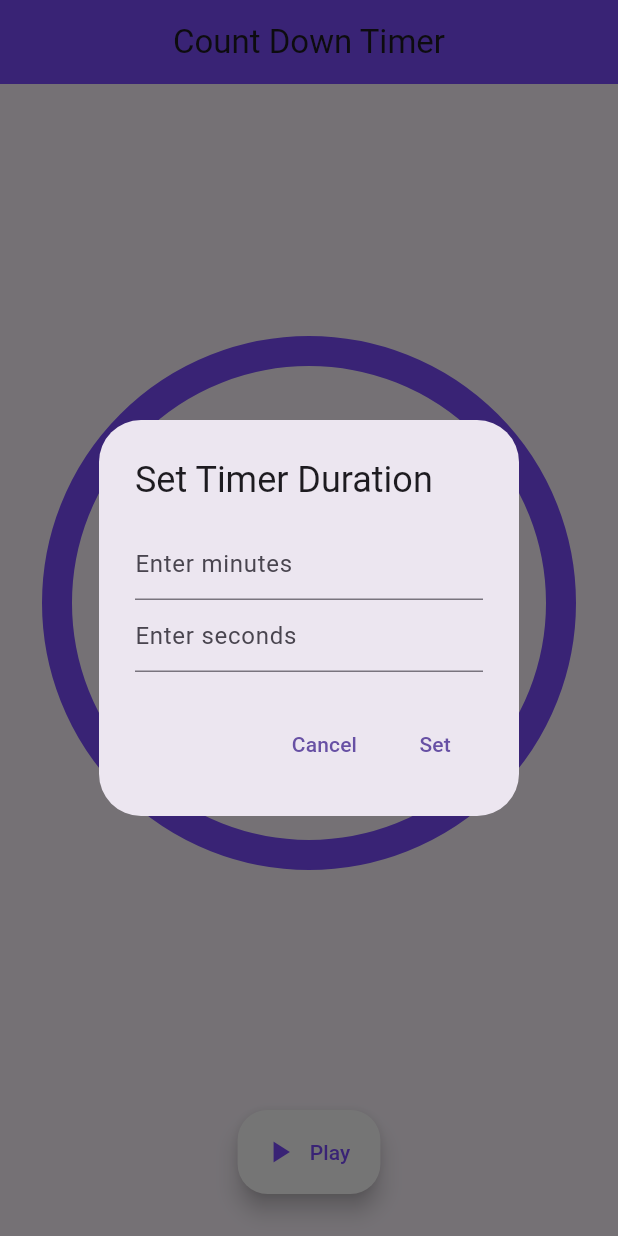
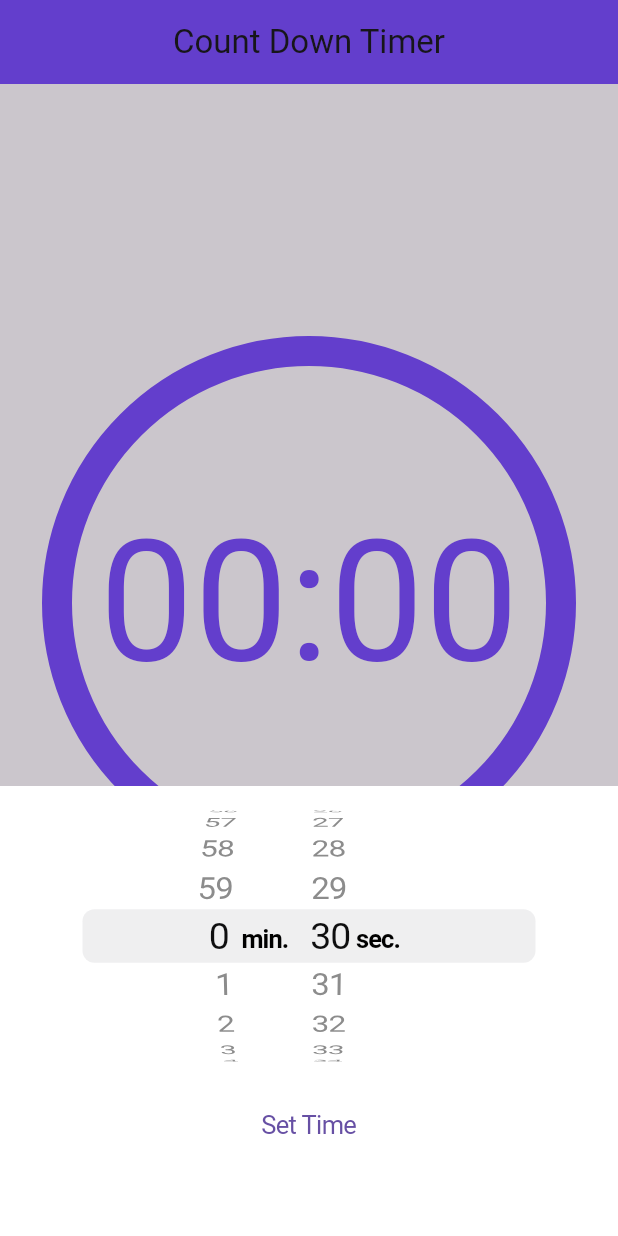
Before and after one commit to Maria0696/CounterTime, a Flutter app: the screen it shows after launch, after a tap on an icon or button, on a phone screen of 412 x 824 dp. Run offline on Flutter 3.47's test engine with Material 3 defaults, Android fonts, the phone set to English and light mode, and no system bars.

Commit message:
fix: update selector of time

```diff
--- a/lib/main.dart
+++ b/lib/main.dart
@@ -1,5 +1,6 @@
 // ignore_for_file: library_private_types_in_public_api, prefer_const_constructors
 
+import 'package:flutter/cupertino.dart';
 import 'package:flutter/material.dart';
 
 void main() => runApp(const MyApp());
@@ -26,7 +27,7 @@ class FinalView extends StatefulWidget {
 class _FinalViewState extends State<FinalView> with TickerProviderStateMixin {
   late AnimationController controller;
   int inputMinutes = 0;
-  int inputSeconds = 11;
+  int inputSeconds = 30;
 
   String get timerString {
     Duration duration = controller.duration! * controller.value;
@@ -51,48 +52,37 @@ class _FinalViewState extends State<FinalView> with TickerProviderStateMixin {
   }
 
   void _showTimeInputDialog() {
-    int tempMinutes = inputMinutes;
-    int tempSeconds = inputSeconds;
+    Duration tempDuration = Duration(minutes: inputMinutes, seconds: inputSeconds);
 
-    showDialog(
+    showCupertinoModalPopup(
       context: context,
       builder: (BuildContext context) {
-        return AlertDialog(
-          title: Text("Set Timer Duration"),
-          content: Column(
-            mainAxisSize: MainAxisSize.min,
+        return Container(
+          height: 300,
+          color: Colors.white,
+          child: Column(
             children: [
-              TextField(
-                keyboardType: TextInputType.number,
-                decoration: InputDecoration(hintText: "Enter minutes"),
-                onChanged: (value) {
-                  tempMinutes = int.tryParse(value) ?? inputMinutes;
+              SizedBox(
+                height: 200,
+                child: CupertinoTimerPicker(
+                  mode: CupertinoTimerPickerMode.ms,
+                  initialTimerDuration: tempDuration,
+                  onTimerDurationChanged: (Duration newDuration) {
+                    setState(() {
+                      tempDuration = newDuration;
+                    });
+                  },
+                ),
+              ),
+              CupertinoButton(
+                child: Text("Set Time"),
+                onPressed: () {
+                  _updateTimer(tempDuration.inMinutes, tempDuration.inSeconds % 60);
+                  Navigator.of(context).pop();
                 },
-              ),
-              TextField(
-                keyboardType: TextInputType.number,
-                decoration: InputDecoration(hintText: "Enter seconds"),
-                onChanged: (value) {
-                  tempSeconds = int.tryParse(value) ?? inputSeconds;
-                },
-              ),
+              )
             ],
           ),
-          actions: [
-            TextButton(
-              onPressed: () {
-                Navigator.of(context).pop();
-              },
-              child: Text("Cancel"),
-            ),
-            TextButton(
-              onPressed: () {
-                _updateTimer(tempMinutes, tempSeconds);
-                Navigator.of(context).pop();
-              },
-              child: Text("Set"),
-            ),
-          ],
         );
       },
     );
@@ -144,7 +134,7 @@ class _FinalViewState extends State<FinalView> with TickerProviderStateMixin {
                                 child: Padding(
                                   padding: const EdgeInsets.all(30.0),
                                   child: CircularProgressIndicator(
-                                    color: controller.value < 0.4821094
+                                    color: controller.value < 0.5
                                         ? Colors.deepPurpleAccent
                                         : Colors.white,
                                     backgroundColor: controller.isAnimating
@@ -163,7 +153,7 @@ class _FinalViewState extends State<FinalView> with TickerProviderStateMixin {
                                     timerString,
                                     style: TextStyle(
                                       fontSize: 112.0,
-                                      color: controller.value < 0.4821094
+                                      color: controller.value < 0.5
                                           ? Colors.deepPurpleAccent
                                           : Colors.white,
                                     ),
```
